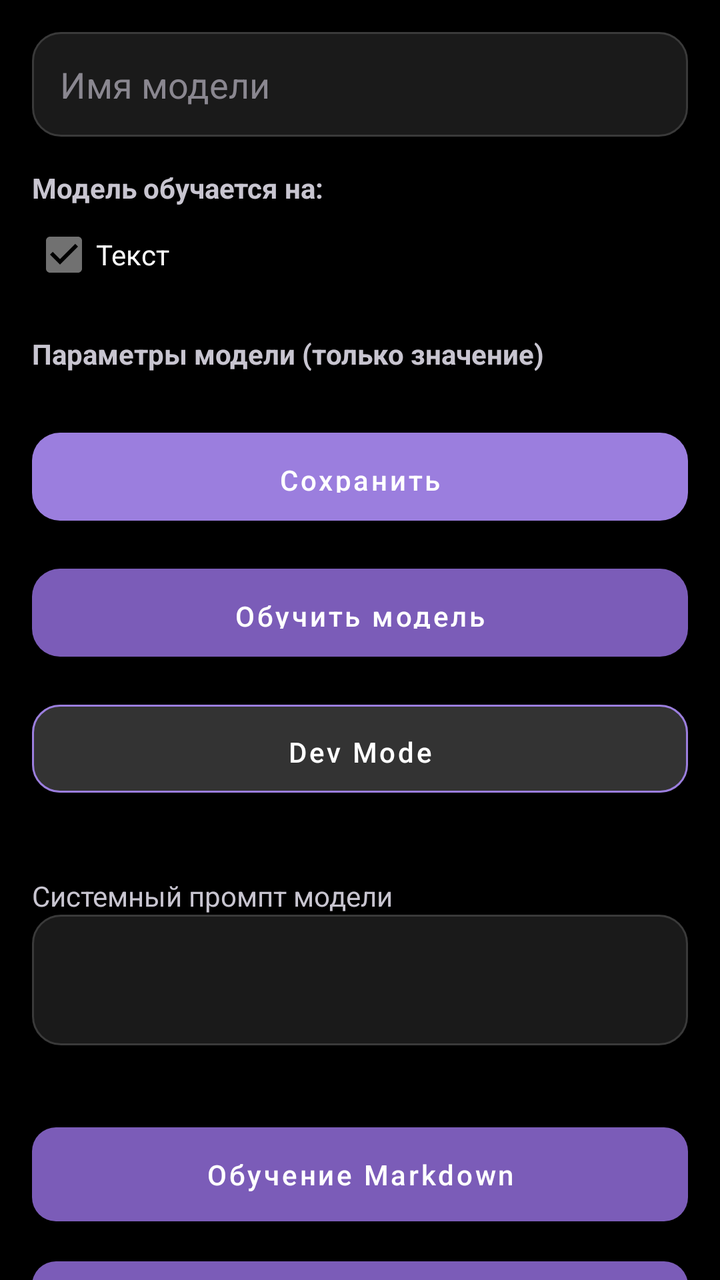
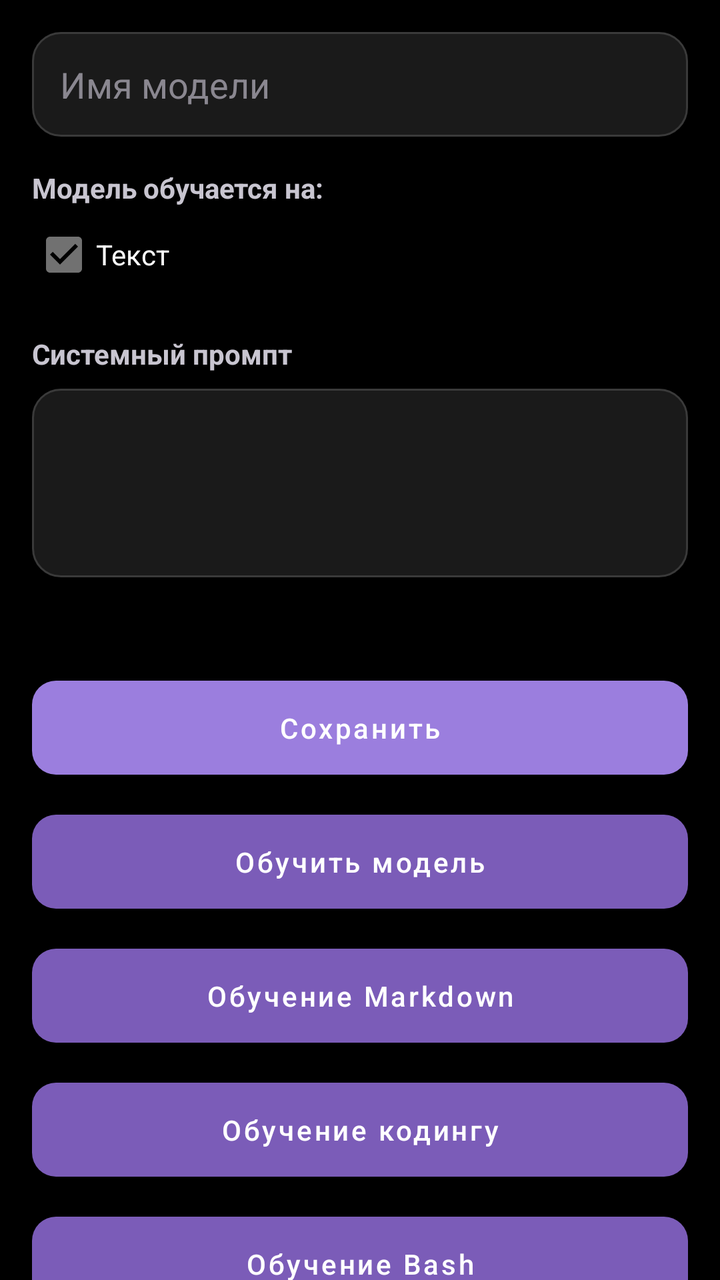

An Android layout rendered at two revisions. The XML below is the earlier revision; the diff shows what the commit changed to produce the second picture.
<!-- AndroidManifest.xml: application theme Theme.LModelStudio -->
<!-- res/layout/activity_model_editor.xml -->
<?xml version="1.0" encoding="utf-8"?>
<androidx.core.widget.NestedScrollView xmlns:android="http://schemas.android.com/apk/res/android"
    xmlns:app="http://schemas.android.com/apk/res-auto"
    android:layout_width="match_parent"
    android:layout_height="match_parent"
    android:background="@color/background"
    android:fillViewport="true">

    <LinearLayout
        android:layout_width="match_parent"
        android:layout_height="wrap_content"
        android:orientation="vertical"
        android:padding="16dp">

        <EditText
            android:id="@+id/etModelName"
            android:layout_width="match_parent"
            android:layout_height="wrap_content"
            android:background="@drawable/bg_card"
            android:hint="@string/hint_model_name"
            android:inputType="text"
            android:padding="14dp"
            android:textColor="@color/text_primary"
            android:textColorHint="@color/text_hint" />

        <TextView
            android:layout_width="wrap_content"
            android:layout_height="wrap_content"
            android:layout_marginTop="16dp"
            android:text="@string/label_model_supports"
            android:textColor="@color/text_secondary"
            android:textStyle="bold" />

        <CheckBox
            android:id="@+id/cbSupportsText"
            android:layout_width="match_parent"
            android:layout_height="wrap_content"
            android:checked="true"
            android:enabled="false"
            android:text="@string/type_text"
            android:textColor="@color/text_primary" />

        <CheckBox
            android:id="@+id/cbSupportsPhoto"
            android:layout_width="match_parent"
            android:layout_height="wrap_content"
            android:text="@string/type_photo"
            android:textColor="@color/text_primary"
            android:visibility="gone" />

        <CheckBox
            android:id="@+id/cbSupportsVideo"
            android:layout_width="match_parent"
            android:layout_height="wrap_content"
            android:text="@string/type_video"
            android:textColor="@color/text_primary"
            android:visibility="gone" />

        <CheckBox
            android:id="@+id/cbSupportsAudio"
            android:layout_width="match_parent"
            android:layout_height="wrap_content"
            android:text="@string/type_audio"
            android:textColor="@color/text_primary"
            android:visibility="gone" />

        <TextView
            android:layout_width="wrap_content"
            android:layout_height="wrap_content"
            android:layout_marginTop="16dp"
            android:text="@string/label_parameters"
            android:textColor="@color/text_secondary"
            android:textStyle="bold" />

        <androidx.recyclerview.widget.RecyclerView
            android:id="@+id/rvParameters"
            android:layout_width="match_parent"
            android:layout_height="wrap_content"
            android:layout_marginTop="8dp"
            android:nestedScrollingEnabled="false" />

        <com.google.android.material.button.MaterialButton
            android:id="@+id/btnAddParameter"
            android:layout_width="match_parent"
            android:layout_height="wrap_content"
            android:layout_marginTop="8dp"
            android:text="@string/btn_add_parameter"
            android:textAllCaps="false"
            android:visibility="gone"
            app:backgroundTint="@color/purple_700" />

        <com.google.android.material.button.MaterialButton
            android:id="@+id/btnSaveModel"
            android:layout_width="match_parent"
            android:layout_height="56dp"
            android:layout_marginTop="16dp"
            android:text="@string/btn_save_model"
            android:textAllCaps="false"
            android:textColor="@color/text_on_dark"
            app:backgroundTint="@color/purple_500"
            app:cornerRadius="14dp" />

        <com.google.android.material.button.MaterialButton
            android:id="@+id/btnTrainModel"
            android:layout_width="match_parent"
            android:layout_height="56dp"
            android:layout_marginTop="12dp"
            android:text="@string/btn_train_model"
            android:textAllCaps="false"
            android:textColor="@color/text_on_dark"
            app:backgroundTint="@color/purple_700"
            app:cornerRadius="14dp" />

        <com.google.android.material.button.MaterialButton
            android:id="@+id/btnDevMode"
            android:layout_width="match_parent"
            android:layout_height="56dp"
            android:layout_marginTop="12dp"
            android:layout_marginBottom="24dp"
            android:text="@string/btn_dev_mode"
            android:textAllCaps="false"
            android:textColor="@color/text_on_dark"
            app:backgroundTint="#333333"
            app:cornerRadius="14dp"
            app:strokeColor="@color/purple_500"
            app:strokeWidth="1dp" />
    
        <TextView android:layout_width="wrap_content" android:layout_height="wrap_content" android:layout_marginTop="12dp"
            android:text="@string/label_model_prompt" android:textColor="@color/text_secondary"/>
        <EditText android:id="@+id/etSystemPromptReadonly" android:layout_width="match_parent" android:layout_height="wrap_content"
            android:minLines="2" android:enabled="false" android:focusable="false" android:textColor="@color/text_secondary"
            android:background="@drawable/bg_card" android:padding="10dp"/>
        <TextView android:id="@+id/tvTrainedStatus" android:layout_width="match_parent" android:layout_height="wrap_content"
            android:layout_marginTop="8dp" android:textColor="@color/text_secondary"/>
        <com.google.android.material.button.MaterialButton android:id="@+id/btnTrainMarkdown"
            android:layout_width="match_parent" android:layout_height="wrap_content"
            android:layout_marginTop="8dp"
            android:text="@string/btn_train_markdown" android:textAllCaps="false"
            app:backgroundTint="@color/purple_700" app:cornerRadius="12dp"/>
        <com.google.android.material.button.MaterialButton android:id="@+id/btnTrainCoding"
            android:layout_width="match_parent" android:layout_height="wrap_content"
            android:layout_marginTop="8dp"
            android:text="@string/btn_train_coding" android:textAllCaps="false"
            app:backgroundTint="@color/purple_700" app:cornerRadius="12dp"/>
        <com.google.android.material.button.MaterialButton
            android:id="@+id/btnTrainProlog" android:layout_width="match_parent" android:layout_height="wrap_content"
            android:layout_marginTop="8dp" android:text="@string/btn_train_prolog" android:textAllCaps="false"/>
</LinearLayout>
</androidx.core.widget.NestedScrollView>
<!-- resources referenced by this layout -->
<resources>
  <color name="background">#000000</color>
  <color name="purple_500">#9B7EDE</color>
  <color name="purple_700">#7B5CB8</color>
  <color name="text_hint">#8A8790</color>
  <color name="text_on_dark">#FFFFFF</color>
  <color name="text_primary">#FFFFFF</color>
  <color name="text_secondary">#C8C5D0</color>
  <!-- drawable bg_card (drawable) -->
  <?xml version="1.0" encoding="utf-8"?>
  <shape xmlns:android="http://schemas.android.com/apk/res/android" android:shape="rectangle">
      <solid android:color="@color/surface" />
      <corners android:radius="14dp" />
      <stroke android:width="1dp" android:color="@color/stroke" />
  </shape>
  <string name="btn_add_parameter">Добавить параметр</string>
  <string name="btn_dev_mode">Dev Mode</string>
  <string name="btn_save_model">Сохранить</string>
  <string name="btn_train_coding">Обучение кодингу</string>
  <string name="btn_train_markdown">Обучение Markdown</string>
  <string name="btn_train_model">Обучить модель</string>
  <string name="btn_train_prolog">Обучение Prolog</string>
  <string name="hint_model_name">Имя модели</string>
  <string name="label_model_prompt">Системный промпт модели</string>
  <string name="label_model_supports">Модель обучается на:</string>
  <string name="label_parameters">Параметры модели (только значение)</string>
  <string name="type_audio">Аудио</string>
  <string name="type_photo">Фото</string>
  <string name="type_text">Текст</string>
  <string name="type_video">Видео</string>
  <style name="Theme.LModelStudio" parent="Theme.MaterialComponents.NoActionBar">
          <item name="colorPrimary">@color/purple_500</item>
          <item name="colorPrimaryVariant">@color/purple_700</item>
          <item name="colorOnPrimary">@color/text_on_dark</item>
          <item name="colorSecondary">@color/purple_500</item>
          <item name="colorOnSecondary">@color/text_on_dark</item>
          <item name="colorAccent">@color/purple_500</item>
  
          <item name="android:colorBackground">@color/background</item>
          <item name="colorOnBackground">@color/text_primary</item>
          <item name="colorSurface">@color/surface</item>
          <item name="colorOnSurface">@color/text_primary</item>
          <item name="colorOnSurfaceVariant">@color/text_secondary</item>
  
          <item name="android:windowBackground">@color/background</item>
          <item name="android:statusBarColor">@color/background</item>
          <item name="android:navigationBarColor">@color/background</item>
          <item name="android:windowLightStatusBar">false</item>
  
          <item name="android:textColorPrimary">@color/text_primary</item>
          <item name="android:textColorSecondary">@color/text_secondary</item>
          <item name="android:textColorHint">@color/text_hint</item>
          <item name="android:textColor">@color/text_primary</item>
          <item name="editTextColor">@color/text_primary</item>
  
          <item name="materialButtonStyle">@style/Widget.LModelStudio.Button</item>
          <item name="buttonStyle">@style/Widget.LModelStudio.Button</item>
      </style>
  <color name="surface">#1A1A1A</color>
  <color name="stroke">#3A3A3A</color>
  <style name="Widget.LModelStudio.Button" parent="Widget.MaterialComponents.Button">
          <item name="backgroundTint">@color/purple_500</item>
          <item name="android:textColor">@color/text_on_dark</item>
          <item name="android:textAllCaps">false</item>
          <item name="cornerRadius">14dp</item>
          <item name="android:paddingTop">14dp</item>
          <item name="android:paddingBottom">14dp</item>
          <item name="android:minHeight">52dp</item>
          <item name="elevation">2dp</item>
      </style>
</resources>

<!-- the commit's change to res/layout/activity_model_editor.xml (unified diff, before → after) -->
@@ -68,6 +68,104 @@
             android:layout_width="wrap_content"
             android:layout_height="wrap_content"
             android:layout_marginTop="16dp"
+            android:text="@string/label_system_prompt"
+            android:textColor="@color/text_secondary"
+            android:textStyle="bold" />
+
+        <EditText
+            android:id="@+id/etSystemPromptReadonly"
+            android:layout_width="match_parent"
+            android:layout_height="wrap_content"
+            android:layout_marginTop="8dp"
+            android:background="@drawable/bg_card"
+            android:gravity="top"
+            android:minLines="3"
+            android:padding="14dp"
+            android:textColor="@color/text_secondary"
+            android:textColorHint="@color/text_hint" />
+
+        <TextView
+            android:id="@+id/tvTrainedStatus"
+            android:layout_width="match_parent"
+            android:layout_height="wrap_content"
+            android:layout_marginTop="12dp"
+            android:textColor="@color/text_secondary"
+            android:textSize="13sp" />
+
+        <com.google.android.material.button.MaterialButton
+            android:id="@+id/btnSaveModel"
+            android:layout_width="match_parent"
+            android:layout_height="wrap_content"
+            android:layout_marginTop="16dp"
+            android:text="@string/btn_save"
+            android:textAllCaps="false"
+            app:backgroundTint="@color/purple_500"
+            app:cornerRadius="12dp" />
+
+        <com.google.android.material.button.MaterialButton
+            android:id="@+id/btnTrainModel"
+            android:layout_width="match_parent"
+            android:layout_height="wrap_content"
+            android:layout_marginTop="8dp"
+            android:text="@string/btn_train_model"
+            android:textAllCaps="false"
+            app:backgroundTint="@color/purple_700"
+            app:cornerRadius="12dp" />
+
+        <com.google.android.material.button.MaterialButton
+            android:id="@+id/btnTrainMarkdown"
+            android:layout_width="match_parent"
+            android:layout_height="wrap_content"
+            android:layout_marginTop="8dp"
+            android:text="@string/btn_train_markdown"
+            android:textAllCaps="false"
+            app:backgroundTint="@color/purple_700"
+            app:cornerRadius="12dp" />
+
+        <com.google.android.material.button.MaterialButton
+            android:id="@+id/btnTrainCoding"
+            android:layout_width="match_parent"
+            android:layout_height="wrap_content"
+            android:layout_marginTop="8dp"
+            android:text="@string/btn_train_coding"
+            android:textAllCaps="false"
+            app:backgroundTint="@color/purple_700"
+            app:cornerRadius="12dp" />
+
+        <com.google.android.material.button.MaterialButton
+            android:id="@+id/btnTrainBash"
+            android:layout_width="match_parent"
+            android:layout_height="wrap_content"
+            android:layout_marginTop="8dp"
+            android:text="@string/btn_train_bash"
+            android:textAllCaps="false"
+            app:backgroundTint="@color/purple_700"
+            app:cornerRadius="12dp" />
+
+        <com.google.android.material.button.MaterialButton
+            android:id="@+id/btnTrainProlog"
+            android:layout_width="match_parent"
+            android:layout_height="wrap_content"
+            android:layout_marginTop="8dp"
+            android:text="@string/btn_train_prolog"
+            android:textAllCaps="false"
+            app:backgroundTint="@color/purple_700"
+            app:cornerRadius="12dp" />
+
+        <com.google.android.material.button.MaterialButton
+            android:id="@+id/btnDevMode"
+            android:layout_width="match_parent"
+            android:layout_height="wrap_content"
+            android:layout_marginTop="8dp"
+            android:text="@string/btn_dev_mode"
+            android:textAllCaps="false"
+            app:backgroundTint="@color/purple_500"
+            app:cornerRadius="12dp" />
+
+        <TextView
+            android:layout_width="wrap_content"
+            android:layout_height="wrap_content"
+            android:layout_marginTop="20dp"
             android:text="@string/label_parameters"
             android:textColor="@color/text_secondary"
             android:textStyle="bold" />
@@ -84,66 +182,11 @@
             android:layout_width="match_parent"
             android:layout_height="wrap_content"
             android:layout_marginTop="8dp"
+            android:layout_marginBottom="24dp"
             android:text="@string/btn_add_parameter"
             android:textAllCaps="false"
             android:visibility="gone"
-            app:backgroundTint="@color/purple_700" />
-
-        <com.google.android.material.button.MaterialButton
-            android:id="@+id/btnSaveModel"
-            android:layout_width="match_parent"
-            android:layout_height="56dp"
-            android:layout_marginTop="16dp"
-            android:text="@string/btn_save_model"
-            android:textAllCaps="false"
-            android:textColor="@color/text_on_dark"
-            app:backgroundTint="@color/purple_500"
-            app:cornerRadius="14dp" />
-
-        <com.google.android.material.button.MaterialButton
-            android:id="@+id/btnTrainModel"
-            android:layout_width="match_parent"
-            android:layout_height="56dp"
-            android:layout_marginTop="12dp"
-            android:text="@string/btn_train_model"
-            android:textAllCaps="false"
-            android:textColor="@color/text_on_dark"
             app:backgroundTint="@color/purple_700"
-            app:cornerRadius="14dp" />
-
-        <com.google.android.material.button.MaterialButton
-            android:id="@+id/btnDevMode"
-            android:layout_width="match_parent"
-            android:layout_height="56dp"
-            android:layout_marginTop="12dp"
-            android:layout_marginBottom="24dp"
-            android:text="@string/btn_dev_mode"
-            android:textAllCaps="false"
-            android:textColor="@color/text_on_dark"
-            app:backgroundTint="#333333"
-            app:cornerRadius="14dp"
-            app:strokeColor="@color/purple_500"
-            app:strokeWidth="1dp" />
-    
-        <TextView android:layout_width="wrap_content" android:layout_height="wrap_content" android:layout_marginTop="12dp"
-            android:text="@string/label_model_prompt" android:textColor="@color/text_secondary"/>
-        <EditText android:id="@+id/etSystemPromptReadonly" android:layout_width="match_parent" android:layout_height="wrap_content"
-            android:minLines="2" android:enabled="false" android:focusable="false" android:textColor="@color/text_secondary"
-            android:background="@drawable/bg_card" android:padding="10dp"/>
-        <TextView android:id="@+id/tvTrainedStatus" android:layout_width="match_parent" android:layout_height="wrap_content"
-            android:layout_marginTop="8dp" android:textColor="@color/text_secondary"/>
-        <com.google.android.material.button.MaterialButton android:id="@+id/btnTrainMarkdown"
-            android:layout_width="match_parent" android:layout_height="wrap_content"
-            android:layout_marginTop="8dp"
-            android:text="@string/btn_train_markdown" android:textAllCaps="false"
-            app:backgroundTint="@color/purple_700" app:cornerRadius="12dp"/>
-        <com.google.android.material.button.MaterialButton android:id="@+id/btnTrainCoding"
-            android:layout_width="match_parent" android:layout_height="wrap_content"
-            android:layout_marginTop="8dp"
-            android:text="@string/btn_train_coding" android:textAllCaps="false"
-            app:backgroundTint="@color/purple_700" app:cornerRadius="12dp"/>
-        <com.google.android.material.button.MaterialButton
-            android:id="@+id/btnTrainProlog" android:layout_width="match_parent" android:layout_height="wrap_content"
-            android:layout_marginTop="8dp" android:text="@string/btn_train_prolog" android:textAllCaps="false"/>
-</LinearLayout>
+            app:cornerRadius="12dp" />
+    </LinearLayout>
 </androidx.core.widget.NestedScrollView>
<!-- resource entries referenced after the edit -->
@@ -16,15 +16,16 @@
   </shape>
   <string name="btn_add_parameter">Добавить параметр</string>
   <string name="btn_dev_mode">Dev Mode</string>
-  <string name="btn_save_model">Сохранить</string>
+  <string name="btn_save">Сохранить</string>
+  <string name="btn_train_bash">Обучение Bash</string>
   <string name="btn_train_coding">Обучение кодингу</string>
   <string name="btn_train_markdown">Обучение Markdown</string>
   <string name="btn_train_model">Обучить модель</string>
   <string name="btn_train_prolog">Обучение Prolog</string>
   <string name="hint_model_name">Имя модели</string>
-  <string name="label_model_prompt">Системный промпт модели</string>
   <string name="label_model_supports">Модель обучается на:</string>
   <string name="label_parameters">Параметры модели (только значение)</string>
+  <string name="label_system_prompt">Системный промпт</string>
   <string name="type_audio">Аудио</string>
   <string name="type_photo">Фото</string>
   <string name="type_text">Текст</string>
